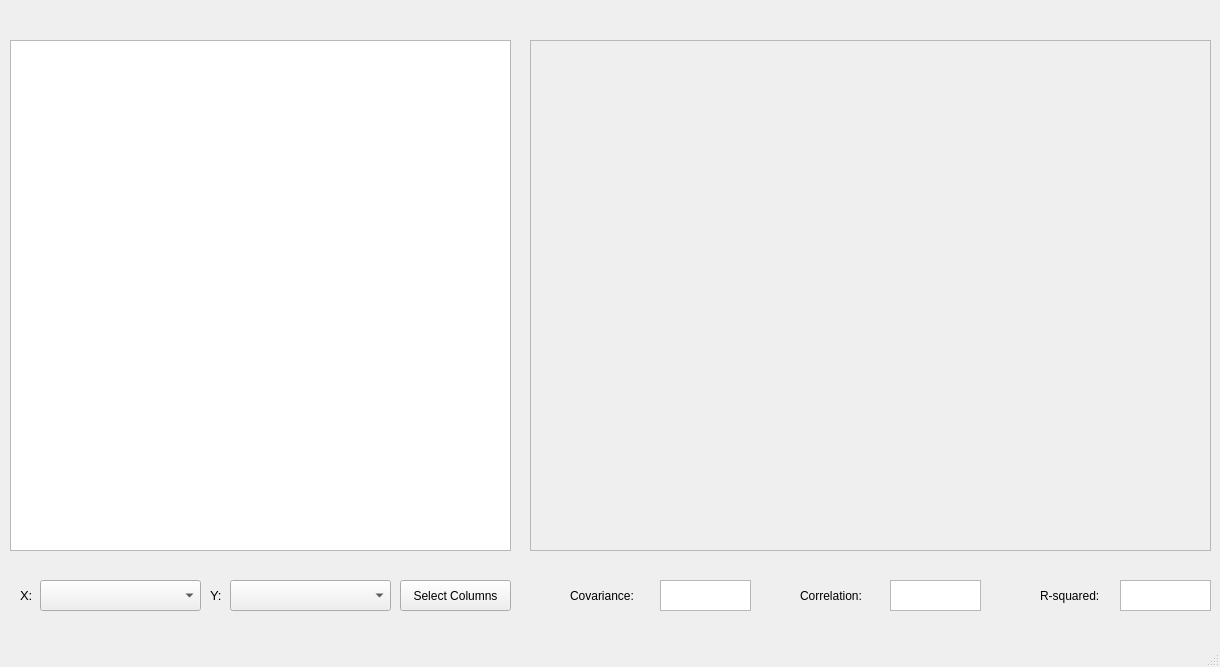
Before: the Qt Designer form tablewindow.ui in dzhi/school-regression-analysis, drawn with Qt 5.
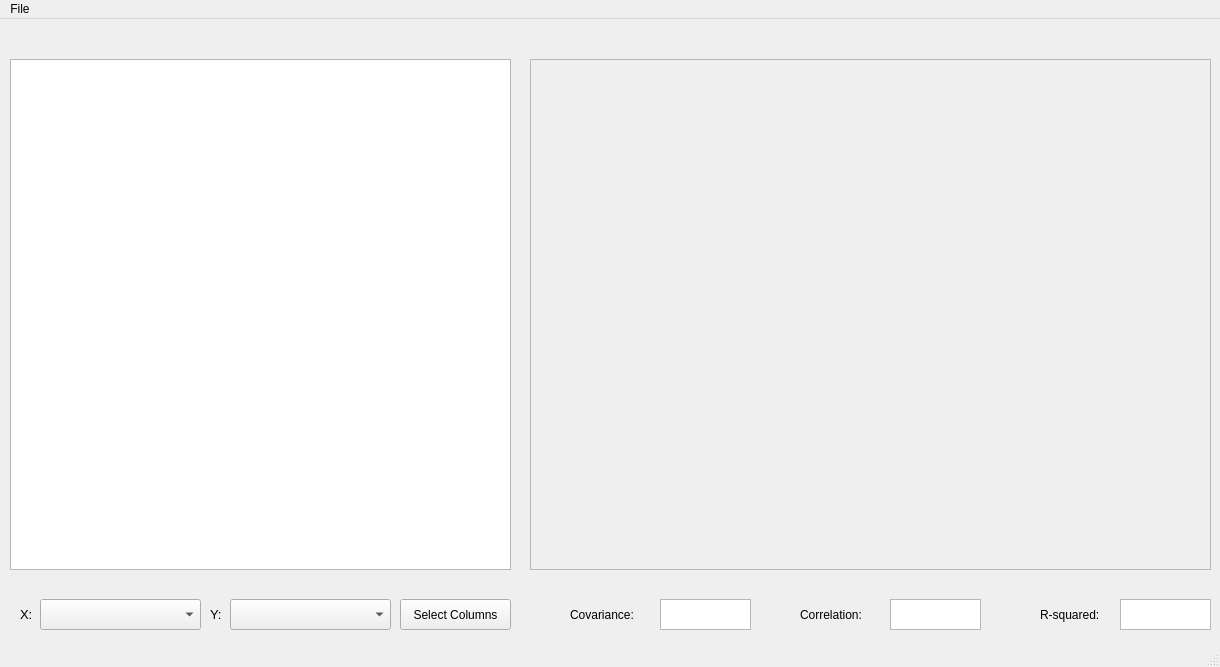
After: the same form once the commit is applied. Custom widgets are drawn as their Qt base class.

Commit message:
Can now import CSV from table window.
Select data source menu now also has "Open blank" option.

```diff
--- a/tablewindow.ui
+++ b/tablewindow.ui
@@ -201,6 +201,13 @@
      <height>25</height>
     </rect>
    </property>
+   <widget class="QMenu" name="menuFile">
+    <property name="title">
+     <string>File</string>
+    </property>
+    <addaction name="actionImport_from_CSV"/>
+   </widget>
+   <addaction name="menuFile"/>
   </widget>
   <widget class="QStatusBar" name="statusbar"/>
  </widget>
```
Left out of the diff: 5 changed lines with no effect on the pictures. The commit also changes 5 other files.
